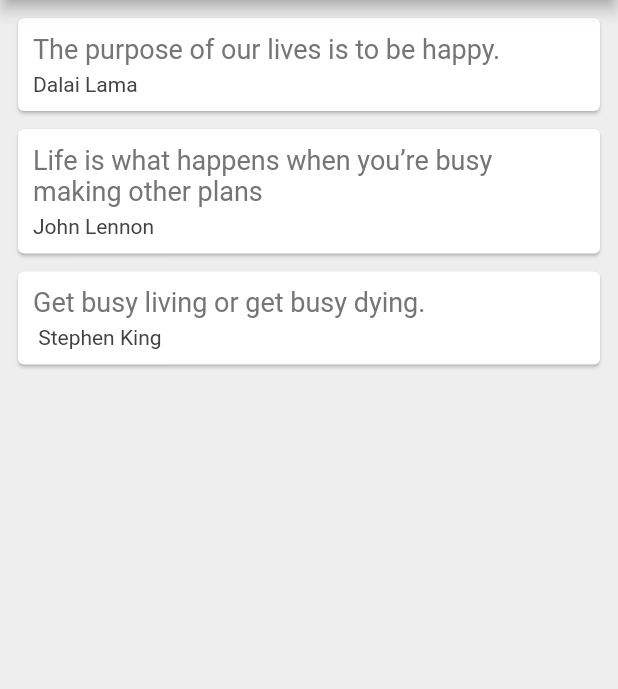
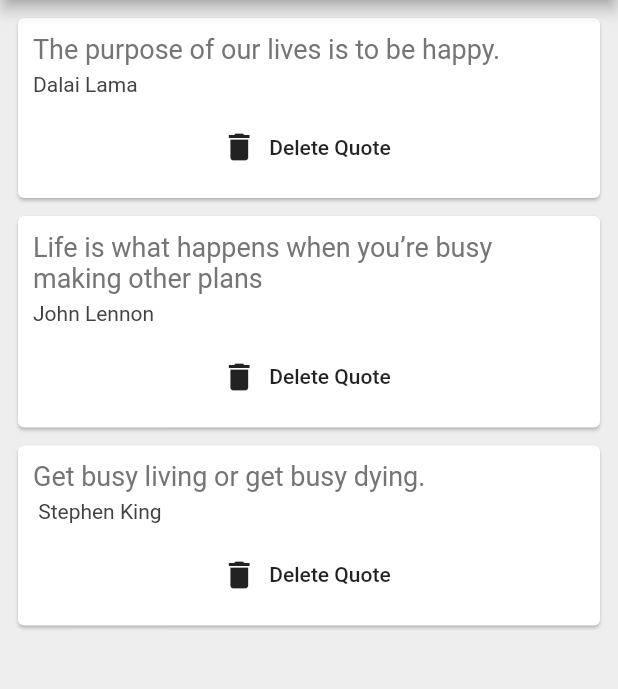
Before and after one commit to DevYam/Flutter_QuotesApp, a Flutter app: the screen it shows after launch, on a phone screen of 412 x 824 dp, the part 84-773 px from its top. Run offline on Flutter 3.47's test engine with Material 2 defaults, Android fonts, the phone set to English and light mode, and no system bars.

Commit message:
passing function as parameter

```diff
--- a/lib/main.dart
+++ b/lib/main.dart
@@ -36,7 +36,13 @@ class _QuotesState extends State<Quotes> {
         // Map function will run on the list of quotes and return an iterable which is then converted to a list
         // children: quotes.map((objQuote) =>Text('${objQuote.text} - ${objQuote.author}')).toList(),
 
-        children: quotes.map((objQuote) =>QuoteCard(quote: objQuote)).toList(),
+        children: quotes.map((objQuote) =>QuoteCard(
+          quote: objQuote,
+          delete: (){
+          setState(() {
+            quotes.remove(objQuote);
+          });
+        },)).toList(),
       ),
     );
   }
--- a/lib/quote_card.dart
+++ b/lib/quote_card.dart
@@ -4,7 +4,8 @@ import 'quote.dart';
 class QuoteCard extends StatelessWidget {
 
   final Quote quote;
-  QuoteCard({required this.quote});
+  final Function delete;
+  QuoteCard({required this.quote, required this.delete});
 
   @override
   Widget build(BuildContext context) {
@@ -30,7 +31,16 @@ class QuoteCard extends StatelessWidget {
                   color: Colors.grey[800],
                   fontSize: 14
               ),
+            ),
+            SizedBox(height: 10),
+            FlatButton.icon(
+                onPressed: (){
+                  delete();
+                  },
+                label: Text('Delete Quote'),
+                icon: Icon(Icons.delete),
             )
+
           ],
         ),
       ),
```
